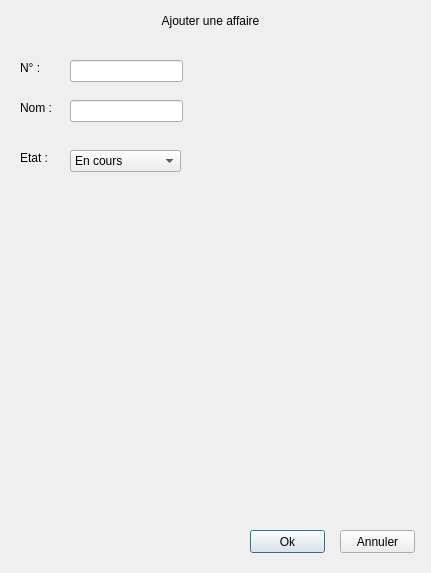
brioche1703/castelPlanning, file planningCastel/ajouteraffairewindow.ui: the form before one commit.
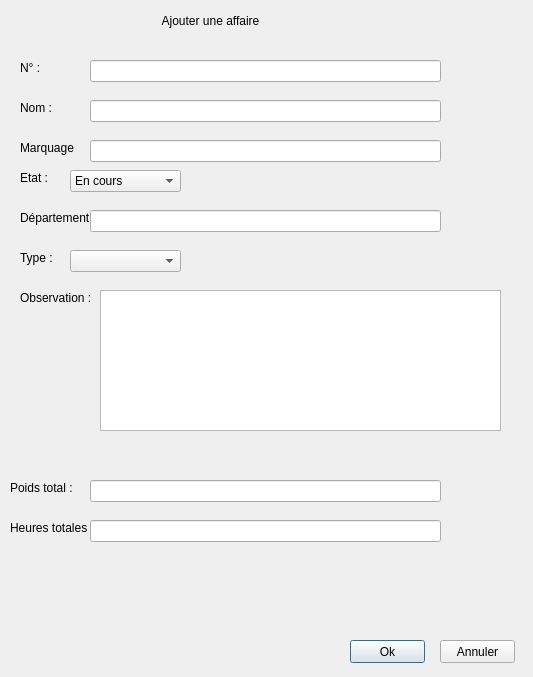
The form after the commit.

```diff
--- a/planningCastel/ajouteraffairewindow.ui
+++ b/planningCastel/ajouteraffairewindow.ui
@@ -6,8 +6,8 @@
    <rect>
     <x>0</x>
     <y>0</y>
-    <width>431</width>
-    <height>573</height>
+    <width>533</width>
+    <height>677</height>
    </rect>
   </property>
   <property name="windowTitle">
@@ -16,8 +16,8 @@
   <widget class="QPushButton" name="pushButton_ok">
    <property name="geometry">
     <rect>
-     <x>250</x>
-     <y>530</y>
+     <x>350</x>
+     <y>640</y>
      <width>75</width>
      <height>23</height>
     </rect>
@@ -29,8 +29,8 @@
   <widget class="QPushButton" name="pushButton_annuler">
    <property name="geometry">
     <rect>
-     <x>340</x>
-     <y>530</y>
+     <x>440</x>
+     <y>640</y>
      <width>75</width>
      <height>23</height>
     </rect>
@@ -85,7 +85,7 @@
    <property name="geometry">
     <rect>
      <x>20</x>
-     <y>150</y>
+     <y>170</y>
      <width>55</width>
      <height>16</height>
     </rect>
@@ -97,9 +97,9 @@
   <widget class="QLineEdit" name="lineEdit_id">
    <property name="geometry">
     <rect>
-     <x>70</x>
+     <x>90</x>
      <y>60</y>
-     <width>113</width>
+     <width>351</width>
      <height>22</height>
     </rect>
    </property>
@@ -107,9 +107,9 @@
   <widget class="QLineEdit" name="lineEdit_nom">
    <property name="geometry">
     <rect>
-     <x>70</x>
+     <x>90</x>
      <y>100</y>
-     <width>113</width>
+     <width>351</width>
      <height>22</height>
     </rect>
    </property>
@@ -118,7 +118,7 @@
    <property name="geometry">
     <rect>
      <x>70</x>
-     <y>150</y>
+     <y>170</y>
      <width>111</width>
      <height>22</height>
     </rect>
@@ -134,6 +134,164 @@
     </property>
    </item>
   </widget>
+  <widget class="QLabel" name="label_5">
+   <property name="geometry">
+    <rect>
+     <x>20</x>
+     <y>140</y>
+     <width>55</width>
+     <height>16</height>
+    </rect>
+   </property>
+   <property name="text">
+    <string>Marquage :</string>
+   </property>
+  </widget>
+  <widget class="QLineEdit" name="lineEdit_marquage">
+   <property name="geometry">
+    <rect>
+     <x>90</x>
+     <y>140</y>
+     <width>351</width>
+     <height>22</height>
+    </rect>
+   </property>
+  </widget>
+  <widget class="QLabel" name="label_6">
+   <property name="geometry">
+    <rect>
+     <x>20</x>
+     <y>210</y>
+     <width>91</width>
+     <height>16</height>
+    </rect>
+   </property>
+   <property name="text">
+    <string>Département :</string>
+   </property>
+  </widget>
+  <widget class="QLineEdit" name="lineEdit_departement">
+   <property name="geometry">
+    <rect>
+     <x>90</x>
+     <y>210</y>
+     <width>351</width>
+     <height>22</height>
+    </rect>
+   </property>
+  </widget>
+  <widget class="QLabel" name="label_7">
+   <property name="geometry">
+    <rect>
+     <x>20</x>
+     <y>250</y>
+     <width>91</width>
+     <height>16</height>
+    </rect>
+   </property>
+   <property name="text">
+    <string>Type :</string>
+   </property>
+  </widget>
+  <widget class="QLabel" name="label_8">
+   <property name="geometry">
+    <rect>
+     <x>20</x>
+     <y>290</y>
+     <width>91</width>
+     <height>16</height>
+    </rect>
+   </property>
+   <property name="text">
+    <string>Observation :</string>
+   </property>
+  </widget>
+  <widget class="QLabel" name="label_9">
+   <property name="geometry">
+    <rect>
+     <x>10</x>
+     <y>480</y>
+     <width>91</width>
+     <height>16</height>
+    </rect>
+   </property>
+   <property name="text">
+    <string>Poids total :</string>
+   </property>
+  </widget>
+  <widget class="QComboBox" name="comboBox_type">
+   <property name="geometry">
+    <rect>
+     <x>70</x>
+     <y>250</y>
+     <width>111</width>
+     <height>22</height>
+    </rect>
+   </property>
+   <item>
+    <property name="text">
+     <string/>
+    </property>
+   </item>
+   <item>
+    <property name="text">
+     <string>CL</string>
+    </property>
+   </item>
+   <item>
+    <property name="text">
+     <string>EX</string>
+    </property>
+   </item>
+   <item>
+    <property name="text">
+     <string>GP</string>
+    </property>
+   </item>
+  </widget>
+  <widget class="QTextEdit" name="textEdit_observations">
+   <property name="geometry">
+    <rect>
+     <x>100</x>
+     <y>290</y>
+     <width>401</width>
+     <height>141</height>
+    </rect>
+   </property>
+  </widget>
+  <widget class="QLabel" name="label_10">
+   <property name="geometry">
+    <rect>
+     <x>10</x>
+     <y>520</y>
+     <width>91</width>
+     <height>16</height>
+    </rect>
+   </property>
+   <property name="text">
+    <string>Heures totales :</string>
+   </property>
+  </widget>
+  <widget class="QLineEdit" name="lineEdit_total_poids">
+   <property name="geometry">
+    <rect>
+     <x>90</x>
+     <y>480</y>
+     <width>351</width>
+     <height>22</height>
+    </rect>
+   </property>
+  </widget>
+  <widget class="QLineEdit" name="lineEdit_total_heures">
+   <property name="geometry">
+    <rect>
+     <x>90</x>
+     <y>520</y>
+     <width>351</width>
+     <height>22</height>
+    </rect>
+   </property>
+  </widget>
  </widget>
  <resources/>
  <connections/>
```
